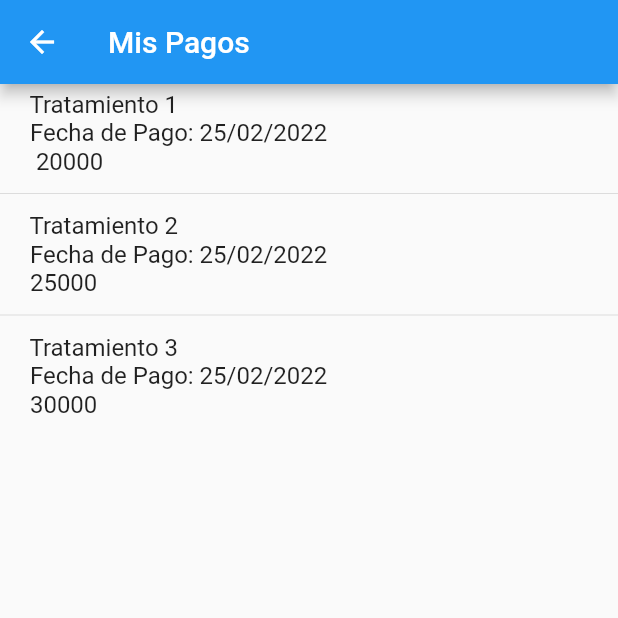
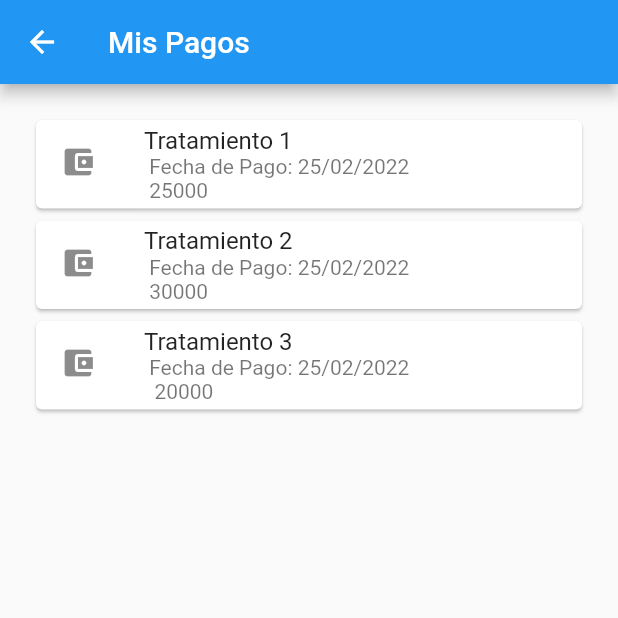
Before and after one commit to urbanoar/clinica_andres_urbano, a Flutter app: the Pagos screen opened directly, on a phone screen of 412 x 824 dp, the top half of it. Run offline on Flutter 3.47's test engine with Material 2 defaults, Android fonts, the phone set to English and light mode, and no system bars; our stand-ins replace syncfusion_flutter_calendar.

Commit message:
Aplicación Cards al codigo Clinica
Creación archivos dart cardviews
En el archivo citas.dart queda con comentario la función calendario debido a un error al momento de poner un card abajo de un calendario

```diff
--- a/lib/Views/5pagos.dart
+++ b/lib/Views/5pagos.dart
@@ -1,3 +1,4 @@
+import 'package:clinica_andres_urbano/cardViews/cardVies1.dart';
 import 'package:flutter/material.dart';
 
 void main() => runApp(Pagos());
@@ -19,20 +20,6 @@ class _PagosState extends State<Pagos> {
   }
 
   Widget precios() {
-    return ListView(
-      children: [
-        ListTile(
-          title: Text(' Tratamiento 1 \n Fecha de Pago: 25/02/2022 \n  20000 '),
-        ),
-        Divider(),
-        ListTile(
-          title: Text(' Tratamiento 2 \n Fecha de Pago: 25/02/2022 \n 25000'),
-        ),
-        Divider(),
-        ListTile(
-          title: Text(' Tratamiento 3 \n Fecha de Pago: 25/02/2022 \n 30000 '),
-        ),
-      ],
-    );
+    return MyCard();
   }
 }
--- /dev/null
+++ b/lib/cardViews/cardVies1.dart
@@ -0,0 +1,63 @@
+import 'package:flutter/material.dart';
+
+class MyCard extends StatelessWidget {
+  const MyCard({
+    Key key,
+  }) : super(key: key);
+
+  @override
+  Widget build(BuildContext context) {
+    return ListView(
+      /*children: [
+        ListTile(
+          title: Text(' Tratamiento 1 \n Fecha de Pago: 25/02/2022 \n  20000 '),
+        ),
+        Divider(),
+        ListTile(
+          title: Text(' Tratamiento 2 \n Fecha de Pago: 25/02/2022 \n 25000'),
+        ),
+        Divider(),
+        ListTile(
+          title: Text(' Tratamiento 3 \n Fecha de Pago: 25/02/2022 \n 30000 '),
+        ),
+      ],*/
+
+      padding: EdgeInsets.symmetric(horizontal: 20, vertical: 20),
+      children: [
+        Card(
+          child: Column(
+            children: [
+              ListTile(
+                leading: Icon(Icons.account_balance_wallet),
+                title: Text('Tratamiento 1'),
+                subtitle: Text(' Fecha de Pago: 25/02/2022 \n 25000 '),
+              ),
+            ],
+          ),
+        ),
+        Card(
+          child: Column(
+            children: [
+              ListTile(
+                leading: Icon(Icons.account_balance_wallet),
+                title: Text('Tratamiento 2'),
+                subtitle: Text(' Fecha de Pago: 25/02/2022 \n 30000 '),
+              ),
+            ],
+          ),
+        ),
+        Card(
+          child: Column(
+            children: [
+              ListTile(
+                leading: Icon(Icons.account_balance_wallet),
+                title: Text('Tratamiento 3'),
+                subtitle: Text(' Fecha de Pago: 25/02/2022 \n  20000 '),
+              ),
+            ],
+          ),
+        ),
+      ],
+    );
+  }
+}
```
Also changed, not shown: lib/Views/4citas.dart (+8 -1 lines), lib/cardViews/cardViews2.dart (added, +52 -0 lines).
